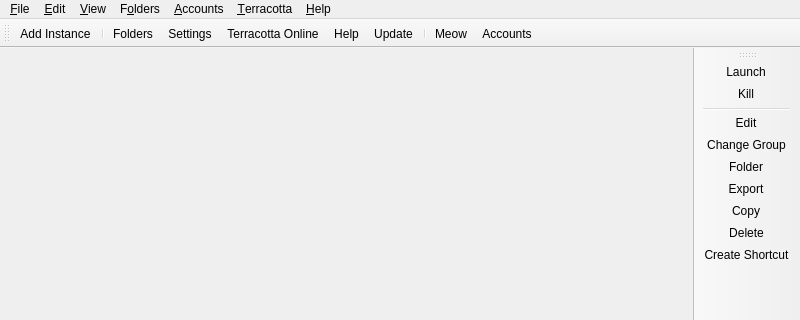
AndreaFrederica/LunaLauncher, file launcher/ui/MainWindow.ui: the form before one commit; both pictures show x 0 to 800 and y 0 to 320 of the 800 by 600 pixel window.
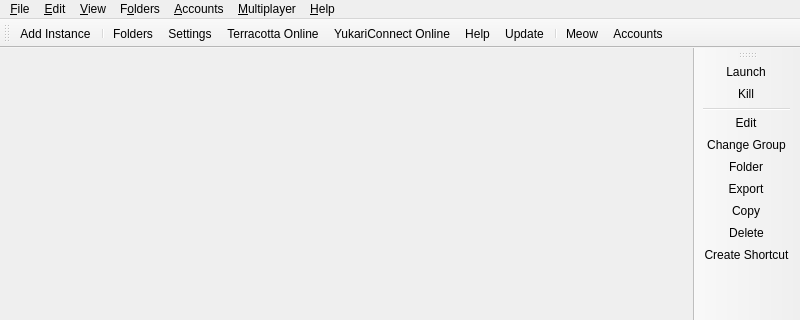
The form after the commit. Icons and pictures are not drawn. Custom widgets are drawn as their Qt base class.

Commit message:
feat: Integrate YukariConnect for P2P multiplayer support
- Added YukariConnect class with methods for configuration and state management.
- Updated MainWindow to include YukariConnect status and actions.
- Implemented visibility settings for YukariConnect features in the UI.
- Created YukariConnectOnlinePanel for managing online multiplayer sessions.
- Added functionality to install YukariConnect from a file and edit its configuration.
- Enhanced logging and error handling for YukariConnect operations.
- Updated UI elements to reflect changes in YukariConnect integration.

Diff of the .ui file:
```diff
--- a/launcher/ui/MainWindow.ui
+++ b/launcher/ui/MainWindow.ui
@@ -54,6 +54,7 @@
    <addaction name="actionFoldersButton"/>
    <addaction name="actionSettings"/>
    <addaction name="actionTerracottaOnline"/>
+   <addaction name="actionYukariConnectOnline"/>
    <addaction name="actionHelpButton"/>
    <addaction name="actionCheckUpdate"/>
    <addaction name="separator"/>
@@ -209,7 +210,7 @@
    </widget>
    <widget class="QMenu" name="terracottaMenu">
     <property name="title">
-     <string>&amp;Terracotta</string>
+     <string>&amp;Multiplayer</string>
     </property>
     <property name="toolTipsVisible">
      <bool>true</bool>
@@ -352,6 +353,17 @@
     <string>Open Terracotta online panel for P2P multiplayer.</string>
    </property>
   </action>
+  <action name="actionYukariConnectOnline">
+   <property name="icon">
+    <iconset theme="yukari-connect-online"/>
+   </property>
+   <property name="text">
+    <string>&amp;YukariConnect Online...</string>
+   </property>
+   <property name="toolTip">
+    <string>Open YukariConnect online panel for P2P multiplayer.</string>
+   </property>
+  </action>
   <action name="actionLaunchInstance">
    <property name="icon">
     <iconset theme="launch"/>
```
Left out of the diff: 1 changed line with no effect on the pictures. The commit also changes 13 other files.
